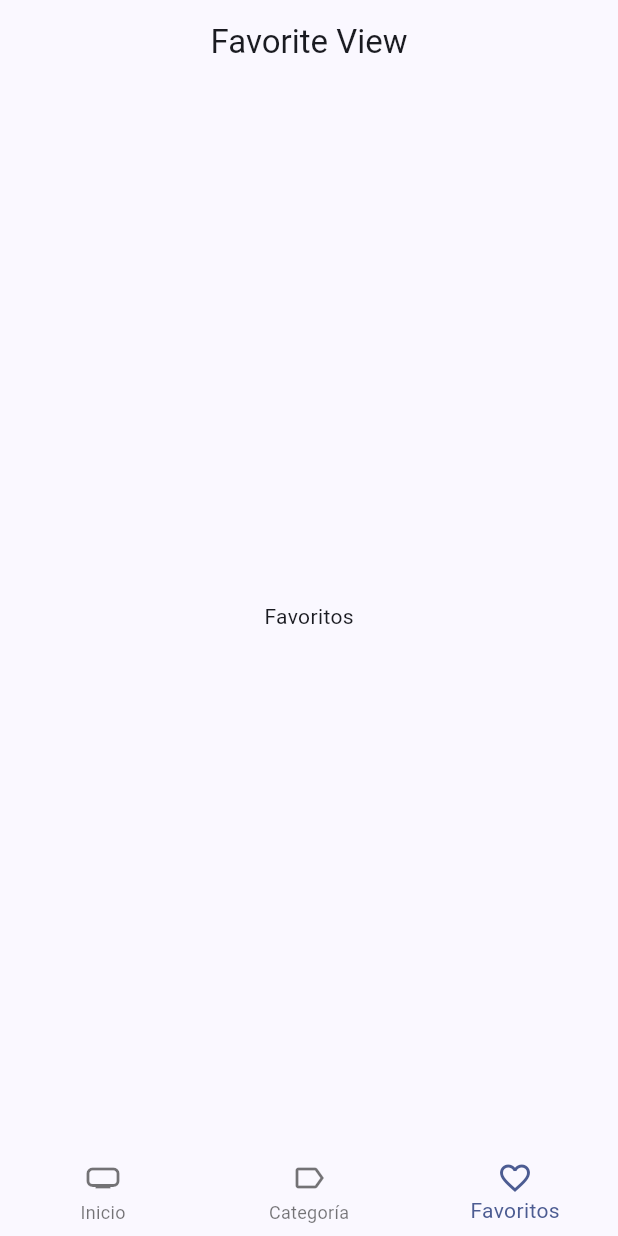
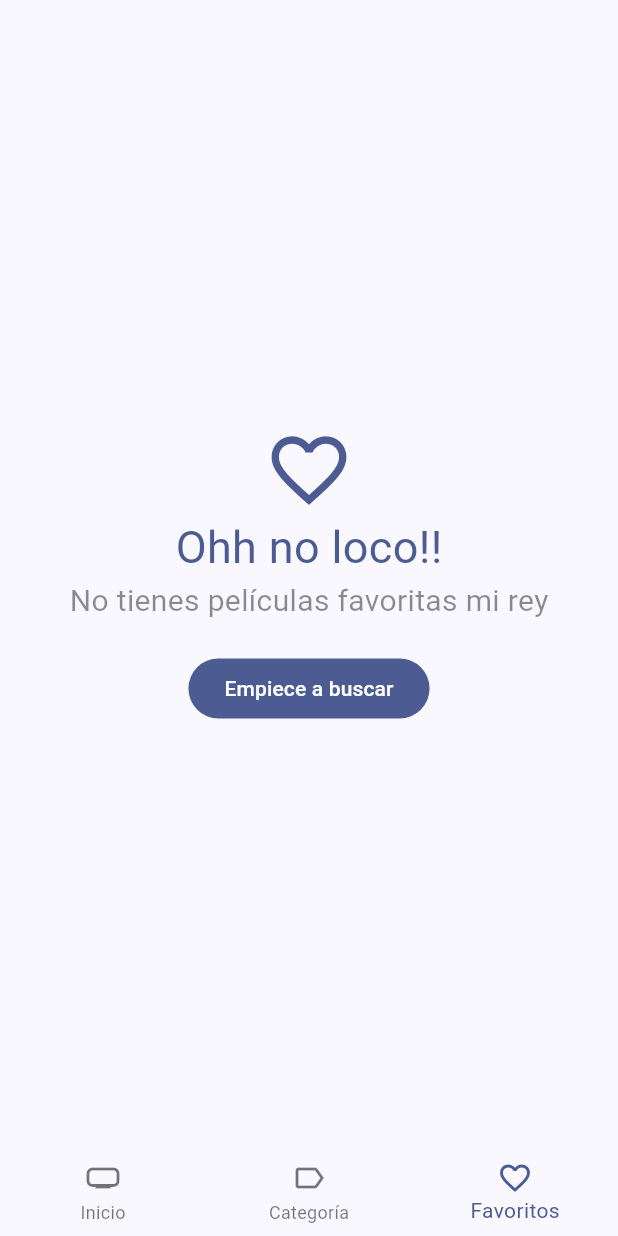
Before and after one commit to OmarVasquezA/cinestarpedia, a Flutter app: the screen it shows after launch, item 3 of the bottom bar chosen, on a phone screen of 412 x 824 dp. Run offline on Flutter 3.47's test engine with Material 3 defaults, Android fonts, the phone set to English and light mode, and no system bars; our stand-ins replace animate_do, card_swiper, dio, flutter_dotenv, flutter_riverpod, go_router and 1 more; accounts and stored records are empty; generated files the repository leaves out were written again; network calls fail.

Commit message:
Fin Seccion 17

```diff
--- a/lib/config/router/app_router.dart
+++ b/lib/config/router/app_router.dart
@@ -1,5 +1,6 @@
 import 'package:cinemapedia/presentation/screens/screens.dart';
-import 'package:cinemapedia/presentation/views/movies/favorites_view.dart';
+import 'package:cinemapedia/presentation/views/movies/categories_view.dart';
+import 'package:cinemapedia/presentation/views/views.dart';
 import 'package:cinemapedia/presentation/widgets/widgets.dart';
 import 'package:flutter/material.dart';
 import 'package:go_router/go_router.dart';
@@ -10,6 +11,7 @@ final _sectionNavigatorKey = GlobalKey<NavigatorState>();
 final appRouter =
     GoRouter(navigatorKey: _rootNavigatorKey, initialLocation: '/', routes: [
   StatefulShellRoute.indexedStack(
+
       builder: (context, state, navigationShell) {
         return CustomBottonNavigationBar(navigationShell: navigationShell);
       },
@@ -31,7 +33,7 @@ final appRouter =
         StatefulShellBranch(routes: [
           GoRoute(
             path: '/categories',
-            builder: (context, state) => const FavoritesView(),
+            builder: (context, state) => const CategoriesView(),
           )
         ]),
         StatefulShellBranch(routes: [
--- a/lib/presentation/providers/providers.dart
+++ b/lib/presentation/providers/providers.dart
@@ -5,5 +5,9 @@ export 'movies/movies_providers.dart';
 export 'movies/movies_repository_provider.dart';
 export 'movies/movies_slideshow_provider.dart';
 export 'movies/initial_loading_provider.dart';
+export 'movies/movie_info_provider.dart';
 
 export 'search/search_movies_provider.dart';
+
+export 'storage/local_storage_provider.dart';
+export 'storage/favorite_movies_provider.dart';
--- a/lib/presentation/screens/movies/home_screen.dart
+++ b/lib/presentation/screens/movies/home_screen.dart
@@ -7,10 +7,10 @@ class HomeScreen extends StatelessWidget {
 
   const HomeScreen({super.key});
 
+  final viewRoutes = const <Widget>[HomeView(), SizedBox(), FavoritesView()];
+
   @override
   Widget build(BuildContext context) {
-    return const Scaffold(
-      body: HomeView()
-    );
+    return  Scaffold(body: IndexedStack(children: viewRoutes,));
   }
 }
--- a/lib/presentation/screens/screens.dart
+++ b/lib/presentation/screens/screens.dart
@@ -2,6 +2,6 @@ export 'package:cinemapedia/presentation/screens/signup/sing_up_screen.dart';
 
 export 'package:cinemapedia/presentation/screens/login/login_screen.dart';
 
-export 'package:cinemapedia/presentation/screens/movies/movie.screen.dart';
+export 'package:cinemapedia/presentation/screens/movies/movie_screen.dart';
 
 export 'package:cinemapedia/presentation/screens/movies/home_screen.dart';
--- a/lib/presentation/views/movies/favorites_view.dart
+++ b/lib/presentation/views/movies/favorites_view.dart
@@ -1,19 +1,64 @@
+import 'package:cinemapedia/presentation/providers/providers.dart';
+import 'package:cinemapedia/presentation/widgets/widgets.dart';
 import 'package:flutter/material.dart';
+import 'package:flutter_riverpod/flutter_riverpod.dart';
+import 'package:go_router/go_router.dart';
 
-class FavoritesView extends StatelessWidget {
+class FavoritesView extends ConsumerStatefulWidget {
   const FavoritesView({super.key});
 
   @override
+  FavoritesViewState createState() => FavoritesViewState();
+}
+
+class FavoritesViewState extends ConsumerState<FavoritesView> {
+  bool isLastPage = false;
+  bool isLoading = false;
+
+  @override
+  void initState() {
+    super.initState();
+    ref.read(favoriteMoviesProvider.notifier).loadNextPage();
+  }
+
+  void loadNextPage() async {
+    if (isLastPage || isLoading) return;
+    isLoading = true;
+
+    final movies =
+        await ref.read(favoriteMoviesProvider.notifier).loadNextPage();
+    isLoading = false;
+
+    if (movies.isEmpty) {
+      isLastPage = true;
+    }
+  }
+
+  @override
   Widget build(BuildContext context) {
-    return Scaffold(
-      appBar: AppBar(
-        title: const Center(
-          child: Text('Favorite View'),
+    final favoritesMovies = ref.watch(favoriteMoviesProvider).values.toList();
+
+    if (favoritesMovies.isEmpty) {
+      final colors = Theme.of(context).colorScheme;
+      return Center(
+        child: Column(
+          mainAxisAlignment: MainAxisAlignment.center,
+          crossAxisAlignment: CrossAxisAlignment.center,
+          children: [
+            Icon(Icons.favorite_border_sharp, size: 60, color: colors.primary),
+            Text('Ohh no loco!!',
+                style: TextStyle(fontSize: 30, color: colors.primary)),
+            const Text(
+              'No tienes películas favoritas mi rey',
+              style: TextStyle(fontSize: 20, color: Colors.black45),
+            ),
+            const SizedBox(height: 20),
+            FilledButton(onPressed: () => context.go('/'), child: const Text('Empiece a buscar'))
+          ],
         ),
-      ),
-      body: const Center(
-        child: Text('Favoritos'),
-      ),
-    );
+      );
+    }
+
+    return Scaffold(body: MovieMasonry(movies: favoritesMovies));
   }
 }
--- a/lib/presentation/widgets/widgets.dart
+++ b/lib/presentation/widgets/widgets.dart
@@ -7,3 +7,7 @@ export 'package:cinemapedia/presentation/widgets/shared/custom_botton_navigation
 export 'package:cinemapedia/presentation/widgets/movies/movie_slideshow.dart';
 
 export 'package:cinemapedia/presentation/widgets/shared/custom_appbar.dart';
+
+export 'movies/movie_masonry.dart';
+
+export 'movies/movie_poster_link.dart';
--- a/pubspec.yaml
+++ b/pubspec.yaml
@@ -14,13 +14,19 @@ dependencies:
     sdk: flutter
   flutter_dotenv: ^5.1.0
   flutter_riverpod: ^2.4.8
+  flutter_staggered_grid_view: ^0.7.0
   go_router: ^12.1.1
   intl: ^0.18.1
+  isar: ^3.1.0+1
+  isar_flutter_libs: ^3.1.0+1
+  path_provider: ^2.1.2
 
 dev_dependencies:
+  build_runner: ^2.4.9
   flutter_lints: ^2.0.0
   flutter_test:
     sdk: flutter
+  isar_generator: ^3.1.0+1
 
 flutter:
   uses-material-design: true
```
Also changed, not shown: lib/domain/datasources/local_storage_datasource.dart (added, +7 -0 lines), lib/domain/entities/movie.dart (+11 -4 lines), lib/domain/repositories/local_storage_repository.dart (added, +7 -0 lines), lib/infrastructure/datasources/isar_datasource.dart (added, +54 -0 lines), lib/infrastructure/repositories/local_storage_repository_impl.dart (added, +24 -0 lines), lib/presentation/providers/storage/favorite_movies_provider.dart (added, +44 -0 lines), lib/presentation/providers/storage/local_storage_provider.dart (added, +7 -0 lines), lib/presentation/screens/movies/movie_screen.dart (renamed from lib/presentation/screens/movies/movie.screen.dart, +73 -20 lines), lib/presentation/views/movies/categories_view.dart (added, +10 -0 lines), lib/presentation/widgets/movies/movie_masonry.dart (added, +61 -0 lines), lib/presentation/widgets/movies/movie_poster_link.dart (added, +22 -0 lines), lib/domain/entities/movie.g.dart (added), pubspec.lock, 5 other files.
